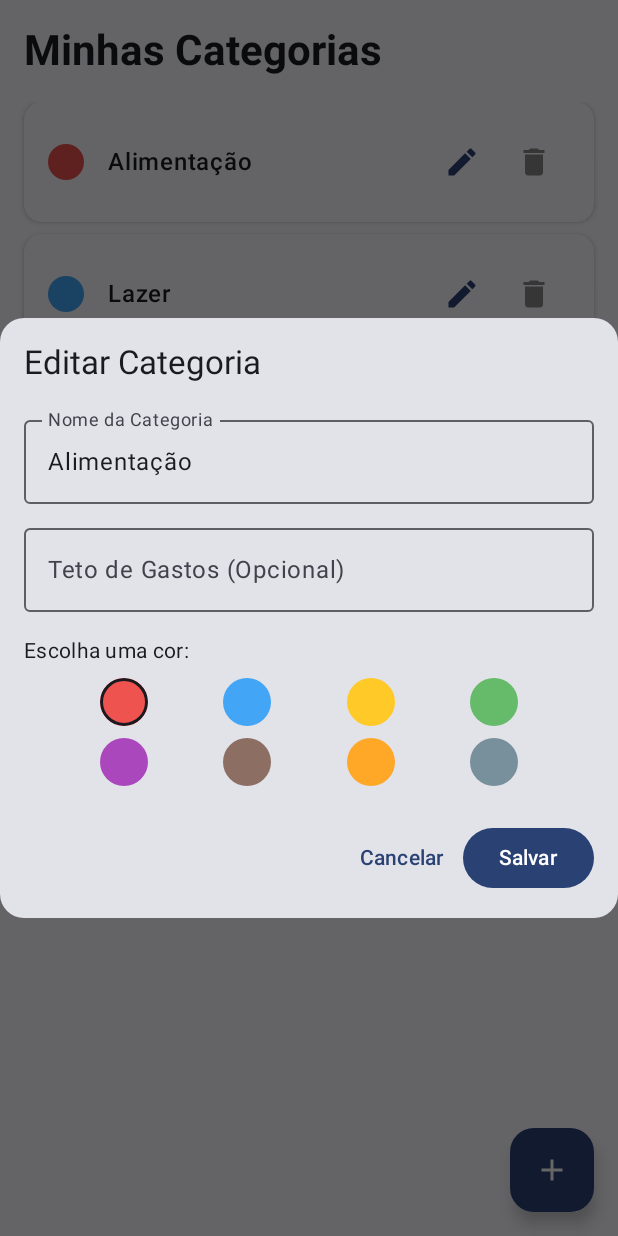
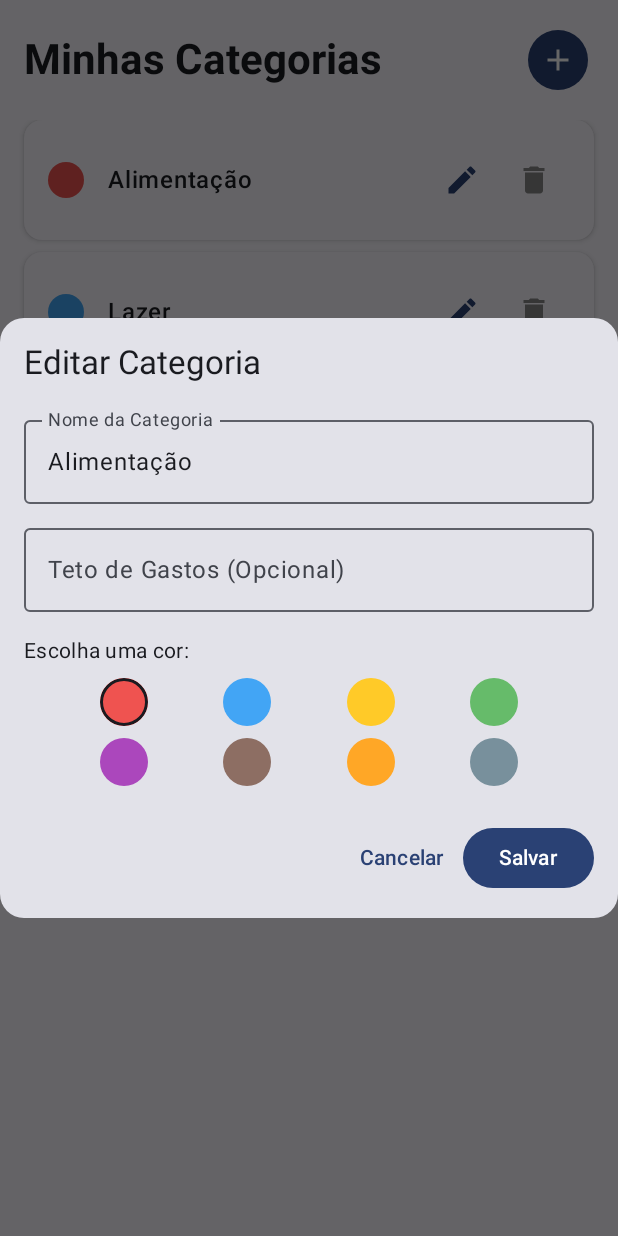
Before and after one commit to caiomaia83/Rastreador-Financeiro, an Android app built with Jetpack Compose: the composable GestaoScreen shown on its own in the app's theme, after a tap on "Editar", on a phone screen of 412 x 824 dp. Run offline under Robolectric (Android 15) with nearby library versions, the phone set to English and light mode, and no system bars.

Commit message:
arrummando a posicaodo botao add na tela de gestao

```diff
--- a/app/src/main/java/com/app/rastreadorfinanceiro/ui/screens/GestaoScreen.kt
+++ b/app/src/main/java/com/app/rastreadorfinanceiro/ui/screens/GestaoScreen.kt
@@ -31,18 +31,11 @@ fun GestaoScreen(categoryViewModel: CategoryViewModel) {
     // Estado para controlar o diálogo de Adição
     var showAddDialog by remember { mutableStateOf(false) }
 
-    // Estado para controlar o diálogo de Edição (guarda a categoria sendo editada)
+    // Estado para controlar o diálogo de Edição
     var categoryToEdit by remember { mutableStateOf<CategoryModel?>(null) }
 
     Scaffold(
-        floatingActionButton = {
-            FloatingActionButton(
-                onClick = { showAddDialog = true },
-                containerColor = MaterialTheme.colorScheme.primary
-            ) {
-                Icon(Icons.Default.Add, contentDescription = "Nova Categoria")
-            }
-        }
+
     ) { paddingValues ->
         Column(
             modifier = Modifier
@@ -50,12 +43,31 @@ fun GestaoScreen(categoryViewModel: CategoryViewModel) {
                 .padding(paddingValues)
                 .padding(16.dp)
         ) {
-            Text(
-                text = "Minhas Categorias",
-                style = MaterialTheme.typography.headlineMedium,
-                fontWeight = FontWeight.Bold,
-                modifier = Modifier.padding(bottom = 16.dp)
-            )
+
+            Row(
+                modifier = Modifier
+                    .fillMaxWidth()
+                    .padding(bottom = 16.dp),
+                horizontalArrangement = Arrangement.SpaceBetween,
+                verticalAlignment = Alignment.CenterVertically
+            ) {
+                Text(
+                    text = "Minhas Categorias",
+                    style = MaterialTheme.typography.headlineMedium,
+                    fontWeight = FontWeight.Bold
+                )
+
+                // Botão de Adicionar no Canto Superior Direito
+                FilledIconButton(
+                    onClick = { showAddDialog = true },
+                    colors = IconButtonDefaults.filledIconButtonColors(
+                        containerColor = MaterialTheme.colorScheme.primary
+                    )
+                ) {
+                    Icon(Icons.Default.Add, contentDescription = "Nova Categoria")
+                }
+            }
+            // -----------------------------------
 
             if (categories.isEmpty()) {
                 Box(modifier = Modifier.fillMaxSize(), contentAlignment = Alignment.Center) {
@@ -66,7 +78,7 @@ fun GestaoScreen(categoryViewModel: CategoryViewModel) {
                     items(categories) { category ->
                         CategoryItem(
                             category = category,
-                            onEdit = { categoryToEdit = category }, // Abre diálogo de edição
+                            onEdit = { categoryToEdit = category },
                             onDelete = { categoryViewModel.removeCategory(category) }
                         )
                     }
@@ -96,7 +108,6 @@ fun GestaoScreen(categoryViewModel: CategoryViewModel) {
             initialLimit = categoryToEdit!!.budgetLimit,
             onDismiss = { categoryToEdit = null },
             onConfirm = { name, color, limit ->
-                // Ao editar, criamos uma cópia mantendo o ID original
                 val updatedCategory = categoryToEdit!!.copy(
                     name = name,
                     color = color,
@@ -108,6 +119,7 @@ fun GestaoScreen(categoryViewModel: CategoryViewModel) {
         )
     }
 }
+
 
 @Composable
 fun CategoryItem(
@@ -127,7 +139,6 @@ fun CategoryItem(
             horizontalArrangement = Arrangement.SpaceBetween
         ) {
             Row(verticalAlignment = Alignment.CenterVertically, modifier = Modifier.weight(1f)) {
-                // Bolinha da cor
                 Box(
                     modifier = Modifier
                         .size(24.dp)
@@ -152,7 +163,6 @@ fun CategoryItem(
                 }
             }
 
-            // Botões de Ação
             Row {
                 IconButton(onClick = onEdit) {
                     Icon(Icons.Default.Edit, contentDescription = "Editar", tint = MaterialTheme.colorScheme.primary)
@@ -165,32 +175,22 @@ fun CategoryItem(
     }
 }
 
-// Dialogo Reutilizável (Serve para Criar e Editar)
 @Composable
 fun CategoryFormDialog(
     title: String,
     initialName: String = "",
-    initialColor: Color = Color(0xFFEF5350), // Vermelho padrão
+    initialColor: Color = Color(0xFFEF5350),
     initialLimit: Double? = null,
     onDismiss: () -> Unit,
     onConfirm: (String, Color, Double?) -> Unit
 ) {
     var name by remember { mutableStateOf(initialName) }
-
-    // Converte o Double? para String para exibir no TextField
     var limitText by remember { mutableStateOf(initialLimit?.toString() ?: "") }
-
     var selectedColor by remember { mutableStateOf(initialColor) }
 
     val colors = listOf(
-        Color(0xFFEF5350), // Vermelho
-        Color(0xFF42A5F5), // Azul
-        Color(0xFFFFCA28), // Amarelo
-        Color(0xFF66BB6A), // Verde
-        Color(0xFFAB47BC), // Roxo
-        Color(0xFF8D6E63), // Marrom
-        Color(0xFFFFA726), // Laranja
-        Color(0xFF78909C)  // Cinza Azulado
+        Color(0xFFEF5350), Color(0xFF42A5F5), Color(0xFFFFCA28), Color(0xFF66BB6A),
+        Color(0xFFAB47BC), Color(0xFF8D6E63), Color(0xFFFFA726), Color(0xFF78909C)
     )
 
     Dialog(onDismissRequest = onDismiss) {
@@ -225,15 +225,12 @@ fun CategoryFormDialog(
                 Text("Escolha uma cor:", style = MaterialTheme.typography.bodyMedium)
                 Spacer(modifier = Modifier.height(8.dp))
 
-                // Grid de cores
                 Row(
                     modifier = Modifier.fillMaxWidth(),
                     horizontalArrangement = Arrangement.SpaceEvenly
                 ) {
                     colors.take(4).forEach { color ->
-                        ColorCircle(color = color, isSelected = color == selectedColor) {
-                            selectedColor = color
-                        }
+                        ColorCircle(color = color, isSelected = color == selectedColor) { selectedColor = color }
                     }
                 }
                 Spacer(modifier = Modifier.height(8.dp))
@@ -242,9 +239,7 @@ fun CategoryFormDialog(
                     horizontalArrangement = Arrangement.SpaceEvenly
                 ) {
                     colors.takeLast(4).forEach { color ->
-                        ColorCircle(color = color, isSelected = color == selectedColor) {
-                            selectedColor = color
-                        }
+                        ColorCircle(color = color, isSelected = color == selectedColor) { selectedColor = color }
                     }
                 }
 
```
